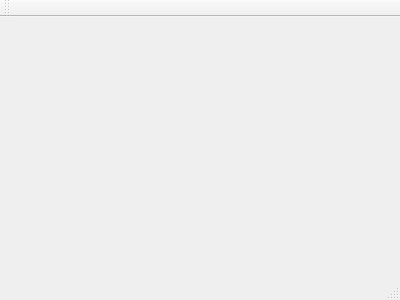
Above: EMV/emv.ui from reon/EMV-4 before the change. Below: the same form after it.
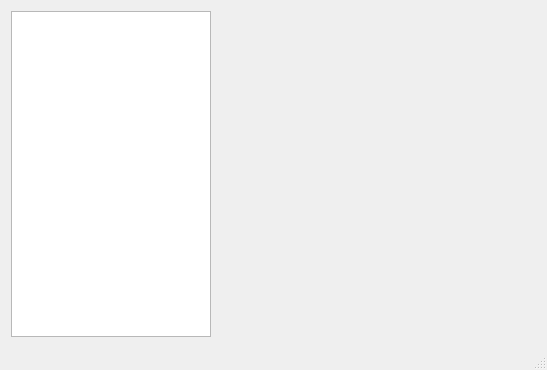
That is the form after the change. Custom widgets are drawn as their Qt base class.

Commit message: Setup .ui and promoted .ui widget to MapWidget.

```diff
--- a/EMV/emv.ui
+++ b/EMV/emv.ui
@@ -1,24 +1,66 @@
 <ui version="4.0">
  <class>EMV</class>
- <widget class="QMainWindow" name="EMV" >
-  <property name="geometry" >
+ <widget class="QMainWindow" name="EMV">
+  <property name="geometry">
    <rect>
     <x>0</x>
     <y>0</y>
-    <width>400</width>
-    <height>300</height>
+    <width>547</width>
+    <height>370</height>
    </rect>
   </property>
   <property name="windowTitle" >
    <string>EMV</string>
   </property>
-  <widget class="QMenuBar" name="menuBar" />
-  <widget class="QToolBar" name="mainToolBar" />
-  <widget class="QWidget" name="centralWidget" />
-  <widget class="QStatusBar" name="statusBar" />
+  <widget class="QWidget" name="centralWidget">
+   <layout class="QGridLayout" name="gridLayout">
+    <item row="0" column="0">
+     <layout class="QHBoxLayout" name="horizontalLayout">
+      <item>
+       <widget class="QListView" name="listView">
+        <property name="maximumSize">
+         <size>
+          <width>200</width>
+          <height>16777215</height>
+         </size>
+        </property>
+       </widget>
+      </item>
+      <item>
+       <widget class="MapWidget" name="widget" native="true">
+        <property name="sizePolicy">
+         <sizepolicy hsizetype="Expanding" vsizetype="Expanding">
+          <horstretch>0</horstretch>
+          <verstretch>0</verstretch>
+         </sizepolicy>
+        </property>
+       </widget>
+      </item>
+     </layout>
+    </item>
+   </layout>
+  </widget>
+  <widget class="QMenuBar" name="menuBar">
+   <property name="geometry">
+    <rect>
+     <x>0</x>
+     <y>0</y>
+     <width>547</width>
+     <height>25</height>
+    </rect>
+   </property>
+  </widget>
+  <widget class="QStatusBar" name="statusBar"/>
  </widget>
- <layoutDefault spacing="6" margin="11" />
- <pixmapfunction></pixmapfunction>
+ <layoutdefault spacing="6" margin="11"/>
+ <customwidgets>
+  <customwidget>
+   <class>MapWidget</class>
+   <extends>QWidget</extends>
+   <header>mapwidget.h</header>
+   <container>1</container>
+  </customwidget>
+ </customwidgets>
  <resources/>
  <connections/>
 </ui>
```
Left out of the diff: 3 changed lines with no effect on the pictures. The commit also changes 2 other files.
